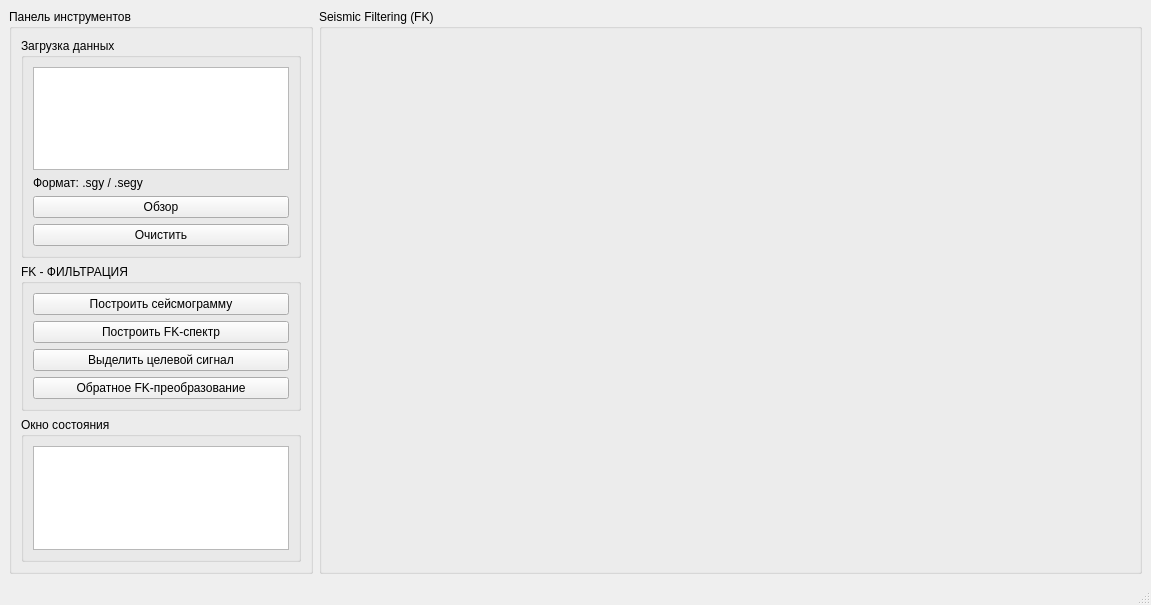
gasng/SeismicTools, file seismictools/apps/FK_analysis/UI/SettingsWidget.ui: the form before one commit.
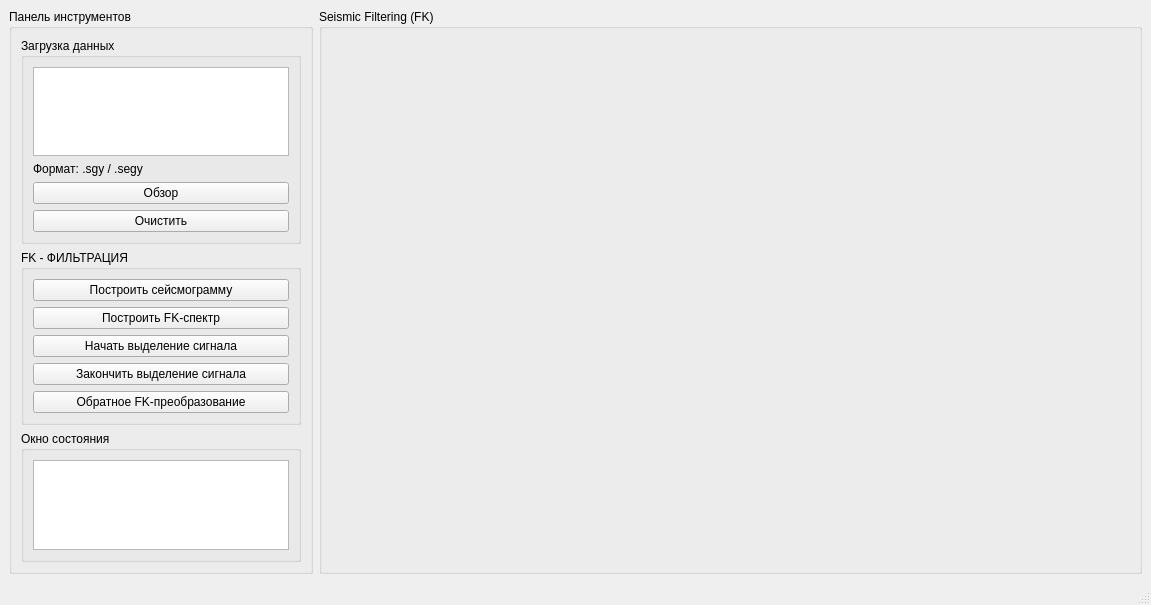
The form after the commit. Custom widgets are drawn as their Qt base class.

Commit message: Немного поменял интерфейс для дальнейшей работы (добавил 2 кнопки). Поменял отрисовку

The edit to the form file:
```diff
--- a/seismictools/apps/FK_analysis/UI/SettingsWidget.ui
+++ b/seismictools/apps/FK_analysis/UI/SettingsWidget.ui
@@ -86,7 +86,14 @@
           <item>
            <widget class="QPushButton" name="SignalBtn">
             <property name="text">
-             <string>Выделить целевой сигнал</string>
+             <string>Начать выделение сигнала</string>
+            </property>
+           </widget>
+          </item>
+          <item>
+           <widget class="QPushButton" name="SignalEndBtn">
+            <property name="text">
+             <string>Закончить выделение сигнала</string>
             </property>
            </widget>
           </item>
```
Left out of the diff: 2 changed lines with no effect on the pictures. The commit also changes 2 other files.
